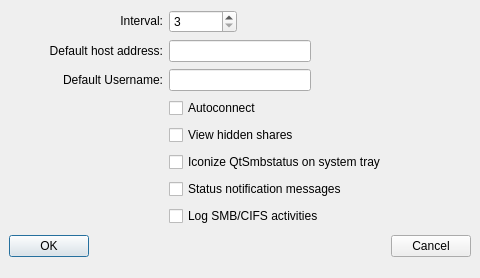
danielrocher/qtsmbstatus, file client/configure.ui: the form before one commit.
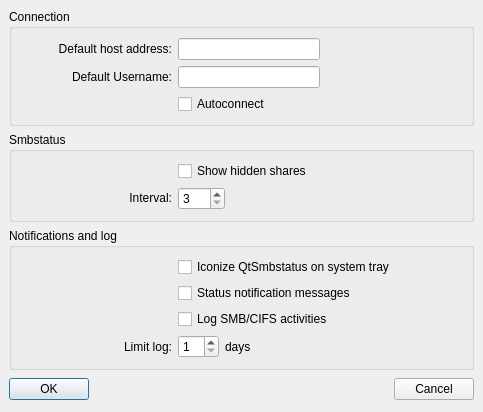
The form after the commit.

Diff of the .ui file:
```diff
--- a/client/configure.ui
+++ b/client/configure.ui
@@ -5,8 +5,8 @@
    <rect>
     <x>0</x>
     <y>0</y>
-    <width>480</width>
-    <height>278</height>
+    <width>483</width>
+    <height>411</height>
    </rect>
   </property>
   <property name="windowTitle" >
@@ -19,7 +19,67 @@
    <property name="spacing" >
     <number>6</number>
    </property>
-   <item row="5" column="2" colspan="4" >
+   <item row="2" column="0" colspan="3" >
+    <widget class="QGroupBox" name="groupBox_3" >
+     <property name="title" >
+      <string>Notifications and log</string>
+     </property>
+     <layout class="QGridLayout" >
+      <property name="margin" >
+       <number>9</number>
+      </property>
+      <property name="spacing" >
+       <number>6</number>
+      </property>
+      <item row="3" column="0" >
+       <widget class="QLabel" name="textLabel1_4" >
+        <property name="minimumSize" >
+         <size>
+          <width>151</width>
+          <height>0</height>
+         </size>
+        </property>
+        <property name="text" >
+         <string>Limit log:</string>
+        </property>
+        <property name="alignment" >
+         <set>Qt::AlignRight|Qt::AlignTrailing|Qt::AlignVCenter</set>
+        </property>
+        <property name="wordWrap" >
+         <bool>false</bool>
+        </property>
+        <property name="buddy" >
+         <cstring>limitLogBox</cstring>
+        </property>
+       </widget>
+      </item>
+      <item row="3" column="1" >
+       <widget class="QSpinBox" name="limitLogBox" >
+        <property name="maximum" >
+         <number>99</number>
+        </property>
+        <property name="minimum" >
+         <number>1</number>
+        </property>
+       </widget>
+      </item>
+      <item row="3" column="2" >
+       <widget class="QLabel" name="textLabel1_5" >
+        <property name="layoutDirection" >
+         <enum>Qt::LeftToRight</enum>
+        </property>
+        <property name="text" >
+         <string>days</string>
+        </property>
+        <property name="alignment" >
+         <set>Qt::AlignLeading|Qt::AlignLeft|Qt::AlignVCenter</set>
+        </property>
+        <property name="wordWrap" >
+         <bool>false</bool>
+        </property>
+       </widget>
+      </item>
+      <item row="0" column="1" colspan="3" >
     <widget class="QCheckBox" name="checkIcon" >
      <property name="toolTip" >
       <string/>
@@ -29,17 +89,7 @@
      </property>
     </widget>
    </item>
-   <item row="7" column="2" colspan="4" >
-    <widget class="QCheckBox" name="checkLogActivity" >
-     <property name="toolTip" >
-      <string/>
-     </property>
-     <property name="text" >
-      <string>Log SMB/CIFS activities</string>
-     </property>
-    </widget>
-   </item>
-   <item row="6" column="2" colspan="4" >
+      <item row="1" column="1" colspan="3" >
     <widget class="QCheckBox" name="checkNotification" >
      <property name="toolTip" >
       <string>View activity on "balloon messages"</string>
@@ -49,79 +99,33 @@
      </property>
     </widget>
    </item>
-   <item row="3" column="2" colspan="4" >
-    <widget class="QCheckBox" name="checkAutoconnect" >
+      <item row="2" column="1" colspan="3" >
+       <widget class="QCheckBox" name="checkLogActivity" >
      <property name="toolTip" >
       <string>Autoconnect when qtsmbstatus start</string>
      </property>
      <property name="text" >
-      <string>Autoconnect</string>
+         <string>Log SMB/CIFS activities</string>
      </property>
     </widget>
    </item>
-   <item row="4" column="2" colspan="4" >
-    <widget class="QCheckBox" name="checkViewHiddenShares" >
-     <property name="toolTip" >
-      <string>View hidden shares (share$)</string>
-     </property>
-     <property name="text" >
-      <string>View hidden shares</string>
-     </property>
-    </widget>
-   </item>
-   <item row="2" column="4" colspan="2" >
+      <item row="3" column="3" >
     <spacer>
      <property name="orientation" >
       <enum>Qt::Horizontal</enum>
      </property>
      <property name="sizeHint" >
       <size>
-       <width>81</width>
+          <width>151</width>
        <height>20</height>
       </size>
      </property>
     </spacer>
    </item>
-   <item row="1" column="4" colspan="2" >
-    <spacer>
-     <property name="orientation" >
-      <enum>Qt::Horizontal</enum>
-     </property>
-     <property name="sizeHint" >
-      <size>
-       <width>81</width>
-       <height>20</height>
-      </size>
-     </property>
-    </spacer>
-   </item>
-   <item row="0" column="3" colspan="3" >
-    <spacer>
-     <property name="orientation" >
-      <enum>Qt::Horizontal</enum>
-     </property>
-     <property name="sizeHint" >
-      <size>
-       <width>221</width>
-       <height>20</height>
-      </size>
-     </property>
-    </spacer>
-   </item>
-   <item row="0" column="2" >
-    <widget class="QSpinBox" name="spinInterval" >
-     <property name="toolTip" >
-      <string>Interval, in seconds, between every request to smbstatus (interval > 2)</string>
-     </property>
-     <property name="maximum" >
-      <number>300</number>
-     </property>
-     <property name="minimum" >
-      <number>3</number>
-     </property>
+     </layout>
     </widget>
    </item>
-   <item row="8" column="1" colspan="4" >
+   <item row="3" column="1" >
     <spacer>
      <property name="orientation" >
       <enum>Qt::Horizontal</enum>
@@ -137,51 +141,118 @@
      </property>
     </spacer>
    </item>
-   <item row="8" column="0" >
-    <widget class="QPushButton" name="okButton" >
-     <property name="text" >
-      <string>OK</string>
+   <item row="1" column="0" colspan="3" >
+    <widget class="QGroupBox" name="groupBox_2" >
+     <property name="title" >
+      <string>Smbstatus</string>
      </property>
-    </widget>
-   </item>
-   <item row="8" column="5" >
-    <widget class="QPushButton" name="cancelButton" >
-     <property name="text" >
-      <string>Cancel</string>
-     </property>
-    </widget>
-   </item>
-   <item row="0" column="0" colspan="2" >
+     <layout class="QGridLayout" >
+      <property name="margin" >
+       <number>9</number>
+      </property>
+      <property name="spacing" >
+       <number>6</number>
+      </property>
+      <item row="1" column="2" >
+       <spacer>
+        <property name="orientation" >
+         <enum>Qt::Horizontal</enum>
+        </property>
+        <property name="sizeHint" >
+         <size>
+          <width>231</width>
+          <height>20</height>
+         </size>
+        </property>
+       </spacer>
+      </item>
+      <item row="1" column="0" >
     <widget class="QLabel" name="textLabel1_2" >
+        <property name="minimumSize" >
+         <size>
+          <width>151</width>
+          <height>0</height>
+         </size>
+        </property>
      <property name="text" >
       <string>&lt;p align="right">Interval:&lt;/p></string>
      </property>
      <property name="wordWrap" >
       <bool>false</bool>
      </property>
-    </widget>
-   </item>
-   <item row="1" column="2" colspan="2" >
-    <widget class="QLineEdit" name="EditHost" >
+        <property name="buddy" >
+         <cstring>spinInterval</cstring>
+        </property>
+       </widget>
+      </item>
+      <item row="1" column="1" >
+       <widget class="QSpinBox" name="spinInterval" >
      <property name="toolTip" >
-      <string>Host Address</string>
+         <string>Interval between smbstatus requests in seconds, (interval > 2)</string>
+        </property>
+        <property name="maximum" >
+         <number>300</number>
+        </property>
+        <property name="minimum" >
+         <number>3</number>
+        </property>
+       </widget>
+      </item>
+      <item row="0" column="1" colspan="2" >
+       <widget class="QCheckBox" name="checkViewHiddenShares" >
+        <property name="toolTip" >
+         <string>Show hidden shares (share$)</string>
      </property>
      <property name="text" >
-      <string/>
+         <string>Show hidden shares</string>
      </property>
     </widget>
    </item>
-   <item row="2" column="0" colspan="2" >
+     </layout>
+    </widget>
+   </item>
+   <item row="0" column="0" colspan="3" >
+    <widget class="QGroupBox" name="groupBox" >
+     <property name="title" >
+      <string>Connection</string>
+     </property>
+     <layout class="QGridLayout" >
+      <property name="margin" >
+       <number>9</number>
+      </property>
+      <property name="spacing" >
+       <number>6</number>
+      </property>
+      <item row="1" column="0" >
     <widget class="QLabel" name="textLabel1_3_2" >
+        <property name="minimumSize" >
+         <size>
+          <width>151</width>
+          <height>0</height>
+         </size>
+        </property>
      <property name="text" >
       <string>&lt;p align="right">Default Username:&lt;/p></string>
      </property>
      <property name="wordWrap" >
       <bool>false</bool>
      </property>
-    </widget>
-   </item>
-   <item row="1" column="0" colspan="2" >
+        <property name="buddy" >
+         <cstring>EditUsername</cstring>
+        </property>
+       </widget>
+      </item>
+      <item row="2" column="1" >
+       <widget class="QCheckBox" name="checkAutoconnect" >
+        <property name="toolTip" >
+         <string>Autoconnect on qtsmbstatus startup</string>
+        </property>
+        <property name="text" >
+         <string>Autoconnect</string>
+        </property>
+       </widget>
+      </item>
+      <item row="0" column="0" >
     <widget class="QLabel" name="textLabel1_3" >
      <property name="text" >
       <string>&lt;p align="right">Default host address:&lt;/p></string>
@@ -189,9 +260,12 @@
      <property name="wordWrap" >
       <bool>false</bool>
      </property>
-    </widget>
-   </item>
-   <item row="2" column="2" colspan="2" >
+        <property name="buddy" >
+         <cstring>EditHost</cstring>
+        </property>
+       </widget>
+      </item>
+      <item row="1" column="1" >
     <widget class="QLineEdit" name="EditUsername" >
      <property name="toolTip" >
       <string>Username (default :  username = root)</string>
@@ -201,6 +275,59 @@
      </property>
     </widget>
    </item>
+      <item row="0" column="1" >
+       <widget class="QLineEdit" name="EditHost" >
+        <property name="toolTip" >
+         <string>Host Address</string>
+        </property>
+        <property name="text" >
+         <string/>
+        </property>
+       </widget>
+      </item>
+      <item row="1" column="2" >
+       <spacer>
+        <property name="orientation" >
+         <enum>Qt::Horizontal</enum>
+        </property>
+        <property name="sizeHint" >
+         <size>
+          <width>91</width>
+          <height>20</height>
+         </size>
+        </property>
+       </spacer>
+      </item>
+      <item row="0" column="2" >
+       <spacer>
+        <property name="orientation" >
+         <enum>Qt::Horizontal</enum>
+        </property>
+        <property name="sizeHint" >
+         <size>
+          <width>91</width>
+          <height>20</height>
+         </size>
+        </property>
+       </spacer>
+      </item>
+     </layout>
+    </widget>
+   </item>
+   <item row="3" column="0" >
+    <widget class="QPushButton" name="okButton" >
+     <property name="text" >
+      <string>OK</string>
+     </property>
+    </widget>
+   </item>
+   <item row="3" column="2" >
+    <widget class="QPushButton" name="cancelButton" >
+     <property name="text" >
+      <string>Cancel</string>
+     </property>
+    </widget>
+   </item>
   </layout>
  </widget>
  <layoutdefault spacing="6" margin="11" />
```
Left out of the diff: 17 changed lines with no effect on the pictures. Lines whose indentation alone changed are shown as unchanged.
